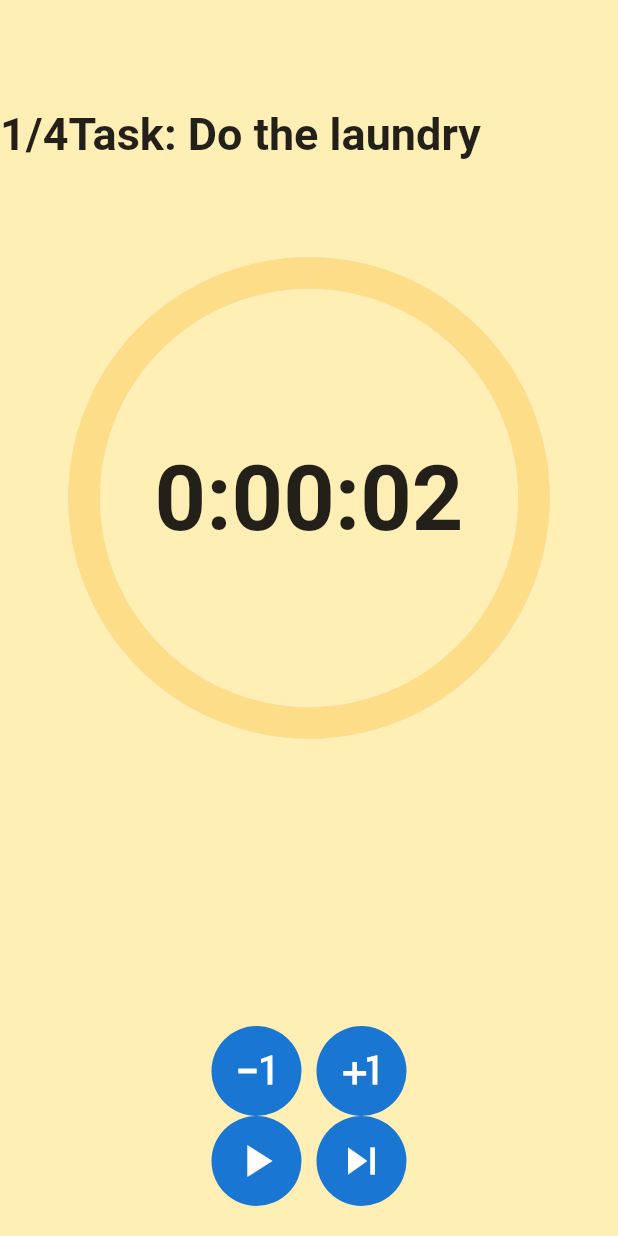
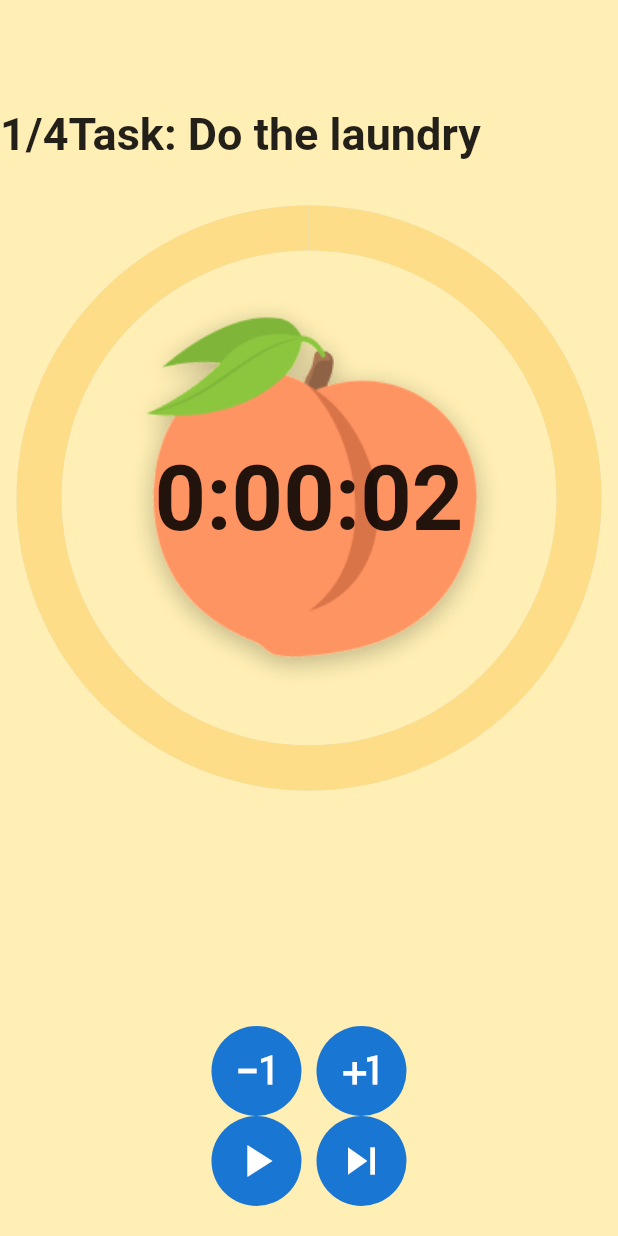
Before and after one commit to xkrystiandutka/GibT, a Flutter app: the screen it shows after launch, on a phone screen of 412 x 824 dp. Run offline on Flutter 3.47's test engine with Material 2 defaults, Android fonts, the phone set to English and light mode, and no system bars; missing offline and left inert: flutter_ringtone_player.

Commit message:
Add background image

```diff
--- a/lib/views/countdown-page.dart
+++ b/lib/views/countdown-page.dart
@@ -106,13 +106,28 @@ class _CountdownPageState extends State<CountdownPage>
                 SizedBox(
                   width: 300,
                   height: 300,
-                  child: CircularProgressIndicator(
-                    backgroundColor: Colors.grey.shade300,
-                    color: Color(0xfffddd87),
-                    value: progress,
-                    strokeWidth: 21,
+                  child: Stack(
+                    alignment: Alignment.center,
+                    children: [
+                      Transform.scale(
+                        scale: 10.0, // Adjust the scale factor as per your requirement
+                        child: CircularProgressIndicator(
+                          backgroundColor: Colors.grey.shade300,
+                          color: Color(0xfffddd87),
+                          value: progress,
+                          strokeWidth: 3,
+                        ),
+                      ),
+                      Image.asset(
+                        'assets/images/peach.png',  // Replace 'your_image.png' with your actual image file path
+                        width: 400,  // Adjust the width and height according to your image size requirements
+                        height: 400,
+                      ),
+                    ],
                   ),
-                ),
+                )
+
+                ,
                 Row(
                   children: [
                     Column(
--- a/pubspec.yaml
+++ b/pubspec.yaml
@@ -55,7 +55,7 @@ dev_dependencies:
 # The following section is specific to Flutter packages.
 flutter:
   assets:
-    - assets/images/background.png
+    - assets/images/peach.png
 
   # The following line ensures that the Material Icons font is
   # included with your application, so that you can use the icons in
```
Also changed, not shown: assets/images/peach.png (added), pubspec.lock.
